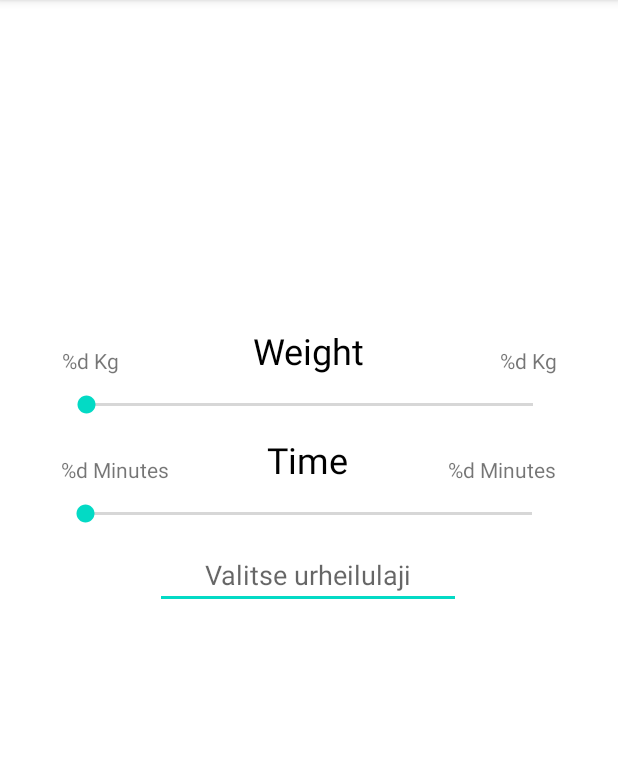
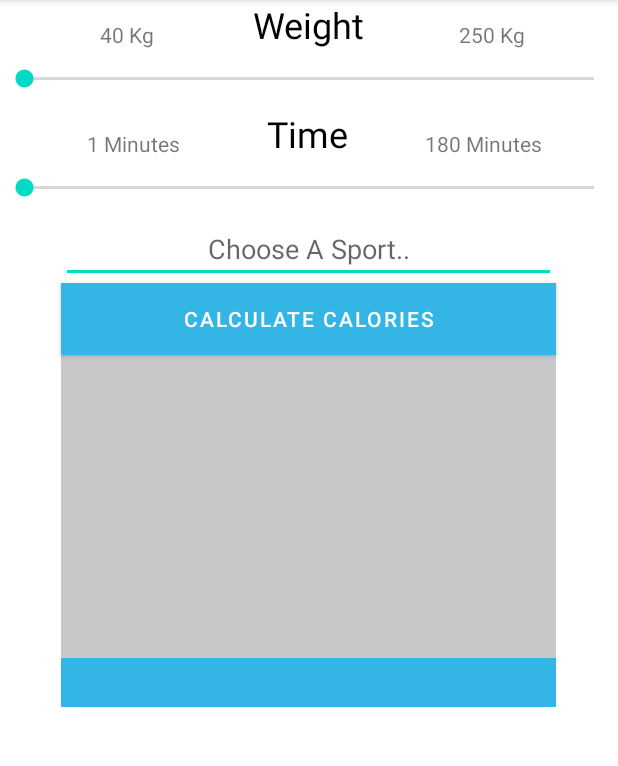
Before and after one commit to MikhailDeriabin/Punttilaskuri, an Android app: the ExerciseCalories screen opened directly, with no data from a screen before it, on a phone screen of 412 x 824 dp, the part 84-850 px from its top. Run offline under Robolectric (Android 15) with nearby library versions, the phone set to English and light mode, and no system bars.

Commit message:
New Exercise Calculator that calculates the lost Calories depending on the sport, There is also ExerciseInfo.Java that contains all of the Sports used.

```diff
--- a/app/src/main/java/com/example/punttilaskuri/ExerciseCalories.java
+++ b/app/src/main/java/com/example/punttilaskuri/ExerciseCalories.java
@@ -1,23 +1,176 @@
 package com.example.punttilaskuri;
 
+import androidx.appcompat.app.AlertDialog;
 import androidx.appcompat.app.AppCompatActivity;
 
+import android.content.Context;
+import android.content.DialogInterface;
 import android.os.Bundle;
+import android.support.v4.os.IResultReceiver;
+import android.util.Log;
+import android.view.View;
+import android.view.inputmethod.InputMethod;
+import android.view.inputmethod.InputMethodManager;
+import android.widget.Adapter;
+import android.widget.AdapterView;
 import android.widget.ArrayAdapter;
 import android.widget.AutoCompleteTextView;
+import android.widget.ListView;
+import android.widget.SeekBar;
+import android.widget.TextView;
+
+import java.lang.reflect.Array;
+import java.util.ArrayList;
+import java.util.Locale;
+
+/**
+ * The purpose of this class is to manage and display the calories used when exercising and put them
+ * inside a listView where they can be destroyed with one easy click and the sum total gets calculated here.
+ *
+ * This class refers to activity_exercise_calories.xml and all the components mentioned here are located
+ * there.
+ * @author Henri Johansson
+ */
 
 public class ExerciseCalories extends AppCompatActivity {
+
+    private int minWeight;
+    private int minTime;
+    private int maxWeight;
+    private int maxTime;
+    private AutoCompleteTextView exerciseView;
+    ArrayAdapter<String> stringArrayAdapter;
+
+    TextView sumTotal;
+
+    ArrayList<String> resultList;
+    ArrayList<Double> calorieList;
+    double totalCalories;
+    private MetCalculator metCalculator;
+    private static final String TAG = SingleExercise.class.getName();
 
     @Override
     protected void onCreate(Bundle savedInstanceState) {
         super.onCreate(savedInstanceState);
         setContentView(R.layout.activity_exercise_calories);
-        AutoCompleteTextView exerciseView = findViewById(R.id.autoCompleteTextView);
 
-        ArrayAdapter<SingleExercise> exerciseAdapter = new ArrayAdapter<SingleExercise>
+        TextView weight = findViewById(R.id.weightMinExercise);
+        TextView time = findViewById(R.id.timeMinExercise);
+        TextView weightMax = findViewById(R.id.weightMaxExercise);
+        TextView timeMax = findViewById(R.id.timeMaxExercise);
+        ListView outputView = findViewById(R.id.resultView);
+        sumTotal = findViewById(R.id.sumTextView);
+        totalCalories = 0;
+
+        SeekBar seekWeight = findViewById(R.id.seekBarWeightExercise);
+        SeekBar seekTime = findViewById(R.id.seekBarTimeExercise);
+
+        resultList = new ArrayList<>();
+        calorieList = new ArrayList<>();
+        exerciseView = findViewById(R.id.autoCompleteTextView);
+        stringArrayAdapter = new ArrayAdapter<>(this, android.R.layout.simple_list_item_1, android.R.id.text1 , resultList);
+        outputView.setAdapter(stringArrayAdapter);
+        defineRangeValues();
+
+        //Adapter for the dropDownMenu
+        ArrayAdapter<SingleExercise> exerciseAdapter = new ArrayAdapter<>
                 (this, android.R.layout.simple_list_item_1, ExerciseInfo.getInstance().getExercises());
         exerciseView.setAdapter(exerciseAdapter);
+        metCalculator = new MetCalculator(minWeight, minTime, 1.0);
+        //Setting unit texts
+        weight.setText(getString(R.string.weight_unit, minWeight));
+        time.setText(getString(R.string.time_unit, minTime));
+        weightMax.setText(getString(R.string.weight_unit, maxWeight));
+        timeMax.setText(getString(R.string.time_unit, maxTime));
+
+        //SeekBar listeners to listen changes on the Seekbar.
+        seekWeight.setOnSeekBarChangeListener(new SeekBar.OnSeekBarChangeListener() {
+            @Override
+            public void onProgressChanged(SeekBar seekBar, int progress, boolean fromUser) {
+                //Set parameters for the calculator
+                seekBar.setMax( maxWeight - minWeight);
+                metCalculator.setWeight(progress + minWeight);
+                weight.setText(getString(R.string.weight_unit, progress + minWeight));
+            }
+            @Override
+            public void onStartTrackingTouch(SeekBar seekBar) {
+                //Must be included, but is not used currently
+            }
+            @Override
+            public void onStopTrackingTouch(SeekBar seekBar) {
+                //Must be included, but is not used currently
+            }
+        });
+        seekTime.setOnSeekBarChangeListener(new SeekBar.OnSeekBarChangeListener() {
+            @Override
+            public void onProgressChanged(SeekBar seekBar, int progress, boolean fromUser) {
+                seekBar.setMax(maxTime - minTime);
+                metCalculator.setTime(progress + minTime);
+                time.setText(getString(R.string.time_unit, progress + minTime));
+            }
+            @Override
+            public void onStartTrackingTouch(SeekBar seekBar) {
+                //Must be included, but is not used currently
+            }
+            @Override
+            public void onStopTrackingTouch(SeekBar seekBar) {
+                //Must be included, but is not used currently
+            }
+        });
+        //Items on the listView can be removed by clicking them.
+        outputView.setOnItemClickListener((parent, view, position, id) -> {
+
+            totalCalories -= calorieList.get(position);
+            calorieList.remove(position);
+            resultList.remove(position);
+            if(calorieList.isEmpty()){
+                totalCalories = 0;
+            }
+            stringArrayAdapter.notifyDataSetChanged();
+            sumTotal.setText(getString(R.string.total_calories, String.format(Locale.ENGLISH,"%.2f", totalCalories)));
+        });
+        //Empty the text field when it gets clicked.
+        exerciseView.setOnClickListener(v -> exerciseView.setText(""));
+        //On clickListener to remove SoftInput after choice has been made.
+        exerciseView.setOnItemClickListener((parent, view, position, id) -> {
+            InputMethodManager inputMethod = (InputMethodManager) getSystemService(Context.INPUT_METHOD_SERVICE);
+            inputMethod.hideSoftInputFromWindow(view.getApplicationWindowToken(),0);
+            exerciseView.clearFocus();
+        });
+
     }
 
+    //Populates the View with new results that get added to the Array and the adapter updates.
+    private void populateView(SingleExercise object, double calories, double time){
+        resultList.add(object.toString() + " "+ time + "min " + calories + "cal");
+        calorieList.add(calories);
+        totalCalories += calories;
+        stringArrayAdapter.notifyDataSetChanged();
+    }
+    //defines range locally that the activity will use for minimums and maximums.
+    private void defineRangeValues(){
+        minWeight = 40;
+        maxWeight = 210 + minWeight;
+        minTime = 1;
+        maxTime = 179 + minTime;
+    }
 
+    /**
+     * This function calls the exercise based of users input and if user inputs something
+     * that doesn't make sense the if doesn't allow the process to continue.
+     * @param view Button normally sends this param to the function
+     */
+    public void calculateCalories(View view){
+        Log.d(TAG, exerciseView.getText().toString());
+        //Compare string on autocomplete field with every SingleExercise inside the ExerciseInfo Singelton
+        SingleExercise exercise = ExerciseInfo.getInstance().getExerciseWithString(exerciseView.getText().toString());
+        Log.d(TAG, "MET amount " + exercise.getMET());
+        double met = exercise.getMET();
+        if(met > 0.0){
+            metCalculator.setExerciseMet(met);
+            populateView(exercise, metCalculator.calculateCalMet(), metCalculator.getTime());
+            Log.d(TAG, getString(R.string.total_calories, Double.toString(totalCalories)));
+            sumTotal.setText(getString(R.string.total_calories, String.format(Locale.ENGLISH,"%.2f", totalCalories)));
+        }
+    }
 }
--- a/app/src/main/java/com/example/punttilaskuri/ExerciseInfo.java
+++ b/app/src/main/java/com/example/punttilaskuri/ExerciseInfo.java
@@ -22,30 +22,30 @@ public class ExerciseInfo {
     }
     //Dataset for the ExerciseInfo calculator
     private ExerciseInfo(){
-        exercises = new ArrayList<SingleExercise>();
+        exercises = new ArrayList<>();
         //Walking, Jogging, Running
         exercises.add(new SingleExercise("Walking, slowly (stroll)",2.0));
-        exercises.add(new SingleExercise("Walking, 2 mph",2.5));
-        exercises.add(new SingleExercise("Walking, 3 mph (20 min/mile)",3.3));
-        exercises.add(new SingleExercise("Walking, 17 min/mile",3.8));
-        exercises.add(new SingleExercise("Walking, 15 min/mile",5.0));
+        exercises.add(new SingleExercise("Walking, 3.2 Kmh",2.5));
+        exercises.add(new SingleExercise("Walking, 4.8 Kmh (12.4 min/Km)",3.3));
+        exercises.add(new SingleExercise("Walking, 10.6 min/Km",3.8));
+        exercises.add(new SingleExercise("Walking, 9.3 min/Km",5.0));
         exercises.add(new SingleExercise("Race walking, moderate pace",6.5));
         exercises.add(new SingleExercise("Hiking up hills",6.9));
-        exercises.add(new SingleExercise("Hiking hills, 12 lb pack",7.5));
-        exercises.add(new SingleExercise("Jogging, 12 min/mile",8.0));
-        exercises.add(new SingleExercise("Running, 10 min/mile",10.0));
-        exercises.add(new SingleExercise("Running, 9 min/mile",11.0));
-        exercises.add(new SingleExercise("Running, 8 min/mile",12.5));
-        exercises.add(new SingleExercise("Running, 7 min/mile",14.0));
-        exercises.add(new SingleExercise("Running, 6 min/mile",16.0));
+        exercises.add(new SingleExercise("Hiking hills, 5,4 Kg pack",7.5));
+        exercises.add(new SingleExercise("Jogging, 7.5 min/Km",8.0));
+        exercises.add(new SingleExercise("Running, 6.2 min/Km",10.0));
+        exercises.add(new SingleExercise("Running, 5.6 min/Km",11.0));
+        exercises.add(new SingleExercise("Running, 5 min/Km",12.5));
+        exercises.add(new SingleExercise("Running, 4.3 min/Km",14.0));
+        exercises.add(new SingleExercise("Running, 3.7 min/Km",16.0));
         //Biking
         exercises.add(new SingleExercise("Stationary cycling, 50 watts ",3.0));
         exercises.add(new SingleExercise("Bicycling, leisurely",3.5));
         exercises.add(new SingleExercise("Stationary cycling, 100 watts",5.5));
-        exercises.add(new SingleExercise("Bicycling, 12-13 mph",8.0));
-        exercises.add(new SingleExercise("Bicycling, 14-15 mph",10.0));
-        exercises.add(new SingleExercise("Bicycling, 16-19 mph",12.0));
-        exercises.add(new SingleExercise("Bicycling, 20+ mph",16.0));
+        exercises.add(new SingleExercise("Bicycling, 7.5-8.1 Kmh",8.0));
+        exercises.add(new SingleExercise("Bicycling, 8.7-9.3 Kmh",10.0));
+        exercises.add(new SingleExercise("Bicycling, 10-11.8 Kmh",12.0));
+        exercises.add(new SingleExercise("Bicycling, 12.4+ Kmh",16.0));
         //Light activities (<3 METs)*
         exercises.add(new SingleExercise("Canoeing leisurely",2.5));
         exercises.add(new SingleExercise("Croquet",2.5));
@@ -65,7 +65,7 @@ public class ExerciseInfo {
         exercises.add(new SingleExercise("Basketball, shooting baskets",3.5));
         exercises.add(new SingleExercise("Bowling",3.0));
         exercises.add(new SingleExercise("Calisthenics, light to moderate",3.5));
-        exercises.add(new SingleExercise("Canoeing, 3 mph",3.0));
+        exercises.add(new SingleExercise("Canoeing, 4.8 Kmh",3.0));
         exercises.add(new SingleExercise("Chopping wood",6.0));
         exercises.add(new SingleExercise("Dancing, aerobic or ballet",6.0));
         exercises.add(new SingleExercise("Dancing, modern, fast",4.8));
@@ -101,11 +101,11 @@ public class ExerciseInfo {
         //Vigorous activities (>6 METs)*
         exercises.add(new SingleExercise("Aerobic dance",6.5));
         exercises.add(new SingleExercise("Aerobic dance, high impact",7.0));
-        exercises.add(new SingleExercise("Aerobic stepping, 6-8 inches",8.5));
+        exercises.add(new SingleExercise("Aerobic stepping, 15.2-20.3 cm",8.5));
         exercises.add(new SingleExercise("Backpacking",7.0));
         exercises.add(new SingleExercise("Basketball game",8.0));
         exercises.add(new SingleExercise("Calisthenics, heavy, vigorous",8.0));
-        exercises.add(new SingleExercise("Canoeing, 5 mph or portaging",7.0));
+        exercises.add(new SingleExercise("Canoeing, 8 Kmh or portaging",7.0));
         exercises.add(new SingleExercise("Fishing in stream with waders",6.5));
         exercises.add(new SingleExercise("Football, competitive",9.0));
         exercises.add(new SingleExercise("Football, touch/flag",8.0));
@@ -137,13 +137,33 @@ public class ExerciseInfo {
         exercises.add(new SingleExercise("Swimming recreational",6.0));
         exercises.add(new SingleExercise("Tennis",7.0));
         exercises.add(new SingleExercise("Volleyball, competitive/beach",8.0));
-        exercises.add(new SingleExercise("Walking, 11 min/mile",11.0));
+        exercises.add(new SingleExercise("Walking, 6.8 min/Km",11.0));
         exercises.add(new SingleExercise("Walking up stairs",8.0));
         exercises.add(new SingleExercise("Water jogging",8.0));
         exercises.add(new SingleExercise("Water polo",10.0));
     }
+    /**
+     * This function returns the whole arrayList of all the exercises saved inside this class
+     * @return ArrayList of type SingleExercise
+     */
     public ArrayList<SingleExercise> getExercises(){
         return exercises;
     }
 
+    /**
+     * This function will return a Single exercise if its found within the exercises
+     * ArrayList if nothing matches in the ListArray
+     * it will return SingleExercise with name of Unknown and MetabolicEquivalent of Task with value of 0
+     * @param exerciseName is the name of the Exercise that you wish to return
+     * @return returns SingleExercise that holds the same name as ExerciseName or SingleExercise called Unknown
+     */
+    public SingleExercise getExerciseWithString(String exerciseName){
+        for (SingleExercise exercise : exercises) {
+            if(exerciseName.equals(exercise.toString())){
+                return exercise;
+            }
+        }
+        return new SingleExercise("Unknown", 0);
+    }
+
 }
--- a/app/src/main/java/com/example/punttilaskuri/MetCalculator.java
+++ b/app/src/main/java/com/example/punttilaskuri/MetCalculator.java
@@ -1,13 +1,29 @@
 package com.example.punttilaskuri;
 
+/**
+ * @author Henri Johansson
+ */
 public class MetCalculator {
     private double weight;
     private double time;
-    private Double exerciseMet;
+    private double exerciseMet;
 
     public MetCalculator(double weight, double time, Double exerciseMet) {
         this.weight = weight;
         this.time = time;
+        this.exerciseMet = exerciseMet;
+    }
+
+    public void setWeight(double weight) {
+        this.weight = weight;
+    }
+    public void setTime(double time){
+        this.time = time;
+    }
+    public double getTime(){
+        return time;
+    }
+    public void setExerciseMet(double exerciseMet){
         this.exerciseMet = exerciseMet;
     }
 
--- a/app/src/main/java/com/example/punttilaskuri/SingleExercise.java
+++ b/app/src/main/java/com/example/punttilaskuri/SingleExercise.java
@@ -1,4 +1,6 @@
 package com.example.punttilaskuri;
+
+import org.jetbrains.annotations.NotNull;
 
 /**
  * This Class holds and returns data that is stored within the variables.
@@ -32,9 +34,7 @@ public class SingleExercise {
      * @return String that can be displayed when summary of the Object is needed.
      */
     @Override
-    public String toString() {
-        return "SingleExercise{" +
-                "activityName='" + activityName + '\'' +
-                '}';
+    public @NotNull String toString() {
+        return activityName;
     }
 }
--- a/app/src/main/res/layout/activity_calculator.xml
+++ b/app/src/main/res/layout/activity_calculator.xml
@@ -44,6 +44,7 @@
         android:id="@+id/metEnter"
         android:layout_width="0dp"
         android:layout_height="wrap_content"
+        android:onClick="calculatorButtons"
         android:text="@string/Exercise_button"
         android:textSize="36sp"
         app:layout_constraintEnd_toEndOf="parent"
@@ -55,6 +56,7 @@
         android:id="@+id/infoEnter"
         android:layout_width="0dp"
         android:layout_height="wrap_content"
+        android:onClick="calculatorButtons"
         android:text="@string/laskuri_info"
         android:textSize="36sp"
         app:layout_constraintEnd_toEndOf="parent"
--- a/app/src/main/res/layout/activity_exercise_calories.xml
+++ b/app/src/main/res/layout/activity_exercise_calories.xml
@@ -13,9 +13,9 @@
         android:text="@string/weight_text"
         android:textColor="@color/black"
         android:textSize="24sp"
-        app:layout_constraintBottom_toTopOf="@+id/seekBarWeightExercise"
         app:layout_constraintEnd_toEndOf="parent"
-        app:layout_constraintStart_toStartOf="parent" />
+        app:layout_constraintStart_toStartOf="parent"
+        app:layout_constraintTop_toTopOf="parent" />
 
     <TextView
         android:id="@+id/textView6"
@@ -24,27 +24,27 @@
         android:text="@string/time_text"
         android:textColor="@color/black"
         android:textSize="24sp"
-        app:layout_constraintBottom_toTopOf="@+id/seekBarTimeExercise"
         app:layout_constraintEnd_toEndOf="parent"
         app:layout_constraintHorizontal_bias="0.498"
-        app:layout_constraintStart_toStartOf="parent" />
+        app:layout_constraintStart_toStartOf="parent"
+        app:layout_constraintTop_toBottomOf="@+id/seekBarWeightExercise" />
 
     <SeekBar
         android:id="@+id/seekBarWeightExercise"
-        android:layout_width="330dp"
+        android:layout_width="0dp"
         android:layout_height="40dp"
-        app:layout_constraintBottom_toTopOf="@+id/textView6"
         app:layout_constraintEnd_toEndOf="parent"
-        app:layout_constraintStart_toStartOf="parent" />
+        app:layout_constraintStart_toStartOf="parent"
+        app:layout_constraintTop_toBottomOf="@+id/weightText" />
 
     <SeekBar
         android:id="@+id/seekBarTimeExercise"
-        android:layout_width="330dp"
+        android:layout_width="0dp"
         android:layout_height="40dp"
-        app:layout_constraintBottom_toTopOf="@+id/autoCompleteTextView"
         app:layout_constraintEnd_toEndOf="parent"
         app:layout_constraintHorizontal_bias="0.493"
-        app:layout_constraintStart_toStartOf="parent" />
+        app:layout_constraintStart_toStartOf="parent"
+        app:layout_constraintTop_toBottomOf="@+id/textView6" />
 
     <TextView
         android:id="@+id/timeMinExercise"
@@ -52,6 +52,7 @@
         android:layout_height="wrap_content"
         android:text="@string/time_unit"
         app:layout_constraintBottom_toBottomOf="@+id/textView6"
+        app:layout_constraintEnd_toStartOf="@+id/textView6"
         app:layout_constraintStart_toStartOf="@+id/seekBarTimeExercise" />
 
     <TextView
@@ -60,7 +61,8 @@
         android:layout_height="wrap_content"
         android:text="@string/time_unit"
         app:layout_constraintBottom_toBottomOf="@+id/textView6"
-        app:layout_constraintEnd_toEndOf="@+id/seekBarTimeExercise" />
+        app:layout_constraintEnd_toEndOf="@+id/seekBarTimeExercise"
+        app:layout_constraintStart_toEndOf="@+id/textView6" />
 
     <TextView
         android:id="@+id/weightMinExercise"
@@ -68,6 +70,7 @@
         android:layout_height="wrap_content"
         android:text="@string/weight_unit"
         app:layout_constraintBottom_toBottomOf="@+id/weightText"
+        app:layout_constraintEnd_toStartOf="@+id/weightText"
         app:layout_constraintStart_toStartOf="@+id/seekBarWeightExercise" />
 
     <TextView
@@ -76,50 +79,86 @@
         android:layout_height="wrap_content"
         android:text="@string/weight_unit"
         app:layout_constraintBottom_toBottomOf="@+id/weightText"
-        app:layout_constraintEnd_toEndOf="@+id/seekBarWeightExercise" />
-
-    <androidx.constraintlayout.widget.Barrier
-        android:layout_width="0dp"
-        android:layout_height="0dp"
-        android:layout_marginStart="16dp"
-        android:layout_marginLeft="16dp"
-        app:barrierDirection="left"
-        app:constraint_referenced_ids="autoCompleteTextView"
-        app:layout_constraintStart_toStartOf="parent"
-        tools:layout_editor_absoluteY="249dp" />
-
-    <ScrollView
-        android:layout_width="0dp"
-        android:layout_height="0dp"
-        tools:layout_editor_absoluteX="205dp"
-        tools:layout_editor_absoluteY="332dp">
-
-        <LinearLayout
-            android:layout_width="match_parent"
-            android:layout_height="wrap_content"
-            android:orientation="vertical" />
-    </ScrollView>
-
-    <androidx.constraintlayout.widget.Barrier
-        android:layout_width="wrap_content"
-        android:layout_height="wrap_content"
-        app:barrierDirection="right"
-        app:constraint_referenced_ids="autoCompleteTextView"
-        tools:layout_editor_absoluteX="355dp"
-        tools:layout_editor_absoluteY="209dp" />
+        app:layout_constraintEnd_toEndOf="@+id/seekBarWeightExercise"
+        app:layout_constraintStart_toEndOf="@+id/weightText" />
 
     <AutoCompleteTextView
         android:id="@+id/autoCompleteTextView"
-        android:layout_width="204dp"
+        android:layout_width="0dp"
         android:layout_height="43dp"
+        android:completionHint="@string/choose_a_sport_textPromp"
+        android:completionThreshold="1"
         android:gravity="center"
-        android:completionThreshold="1"
-        android:completionHint="@string/valitse_urheilulaji_textPromp"
-        android:hint="@string/valitse_urheilulaji_textPromp"
+        android:hint="@string/choose_a_sport_textPromp"
+        app:layout_constraintEnd_toStartOf="@+id/guideline11"
+        app:layout_constraintHorizontal_bias="0.497"
+        app:layout_constraintStart_toStartOf="@+id/guideline3"
+        app:layout_constraintTop_toBottomOf="@+id/seekBarTimeExercise" />
+
+    <TextView
+        android:id="@+id/sumTextView"
+        android:layout_width="0dp"
+        android:layout_height="wrap_content"
+        android:background="@android:color/holo_blue_light"
+        android:gravity="center"
+        android:textColor="@color/black"
+        android:textSize="24sp"
+        app:layout_constraintEnd_toStartOf="@+id/guideline11"
+        app:layout_constraintHorizontal_bias="0.498"
+        app:layout_constraintStart_toStartOf="@+id/guideline3"
+        app:layout_constraintTop_toBottomOf="@+id/resultView" />
+
+    <Button
+        android:id="@+id/calculate_calories_button"
+        android:layout_width="0dp"
+        android:layout_height="48dp"
+        android:background="@android:color/background_light"
+        android:onClick="calculateCalories"
+        android:text="@string/calculate_calories_text"
+        app:backgroundTint="@android:color/holo_blue_light"
+        app:layout_constraintEnd_toStartOf="@+id/guideline11"
+        app:layout_constraintHorizontal_bias="0.0"
+        app:layout_constraintStart_toStartOf="@+id/guideline3"
+        app:layout_constraintTop_toBottomOf="@+id/autoCompleteTextView" />
+
+    <ListView
+        android:id="@+id/resultView"
+        android:layout_width="0dp"
+        android:layout_height="0dp"
+        android:addStatesFromChildren="false"
+        android:background="@color/cardview_shadow_start_color"
+        android:choiceMode="none"
+        android:clickable="false"
+        app:layout_constraintBottom_toTopOf="@+id/guideline12"
+        app:layout_constraintEnd_toStartOf="@+id/guideline11"
+        app:layout_constraintStart_toStartOf="@+id/guideline3"
+        app:layout_constraintTop_toBottomOf="@+id/calculate_calories_button" />
+
+    <androidx.constraintlayout.widget.Guideline
+        android:id="@+id/guideline3"
+        android:layout_width="0dp"
+        android:layout_height="wrap_content"
+        android:orientation="vertical"
+        app:layout_constraintGuide_begin="41dp"
+        app:layout_constraintStart_toStartOf="parent" />
+
+    <androidx.constraintlayout.widget.Guideline
+        android:id="@+id/guideline11"
+        android:layout_width="wrap_content"
+        android:layout_height="wrap_content"
+        android:layout_marginEnd="822dp"
+        android:layout_marginRight="822dp"
+        android:orientation="vertical"
+        app:layout_constraintEnd_toEndOf="parent"
+        app:layout_constraintGuide_begin="371dp" />
+
+    <androidx.constraintlayout.widget.Guideline
+        android:id="@+id/guideline12"
+        android:layout_width="wrap_content"
+        android:layout_height="0dp"
+        android:layout_marginBottom="1205dp"
+        android:orientation="horizontal"
         app:layout_constraintBottom_toBottomOf="parent"
-        app:layout_constraintEnd_toEndOf="parent"
-        app:layout_constraintHorizontal_bias="0.497"
-        app:layout_constraintStart_toStartOf="parent"
-        app:layout_constraintTop_toTopOf="parent" />
+        app:layout_constraintGuide_begin="439dp" />
 
 </androidx.constraintlayout.widget.ConstraintLayout>
--- a/app/src/main/res/values/strings.xml
+++ b/app/src/main/res/values/strings.xml
@@ -60,8 +60,11 @@
 
     <!-- ExerciseCalculator Static -->
     <string name="time_text">Time</string>
-    <string name="valitse_urheilulaji_textPromp">Valitse urheilulaji</string>
+    <string name="choose_a_sport_textPromp">Choose A Sport..</string>
+    <string name="calculate_calories_text">Calculate Calories</string>
 
     <!-- ExerciseCalculator Non-Static -->
     <string name="time_unit">%d Minutes</string>
+    <string name="total_calories">Total Calories Lost %s</string>
+
 </resources>
```
